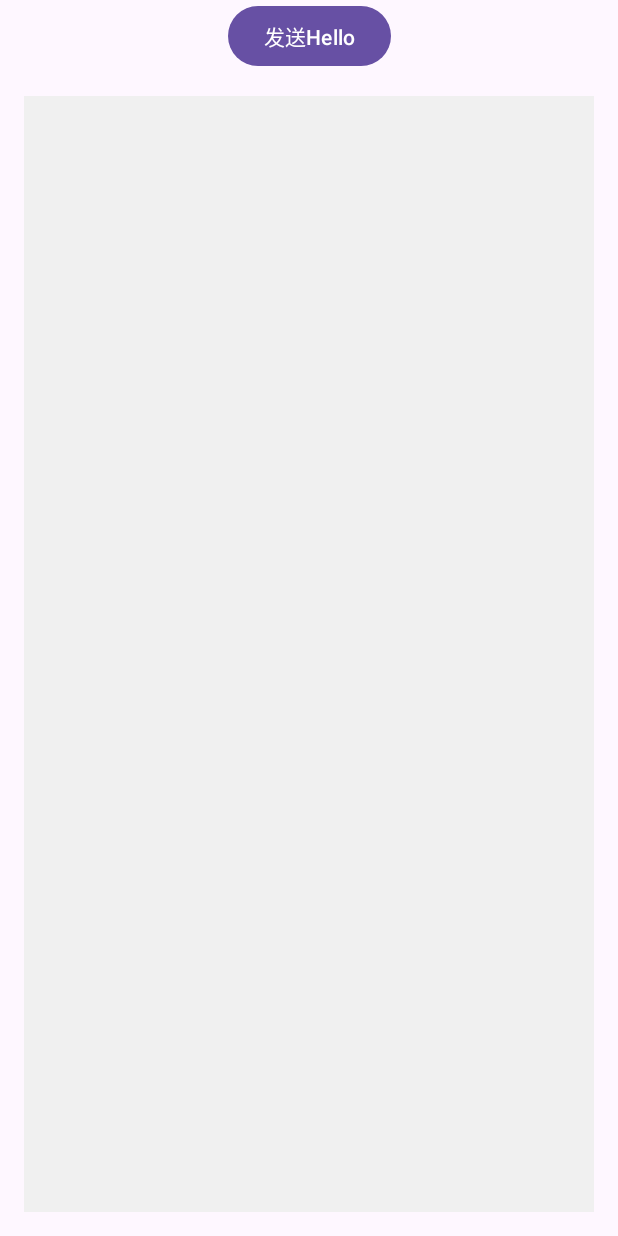
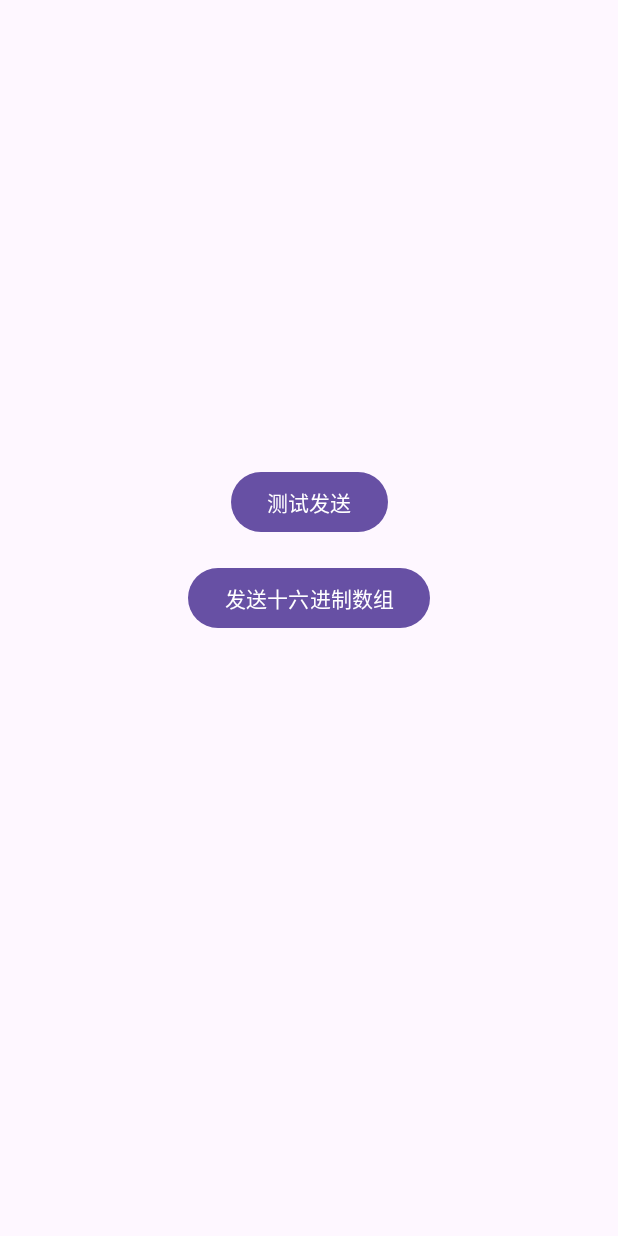
Before and after one commit to xinge0721/Sixteen-legged-robot, an Android app: the layout activity_main.xml on its own in the app's theme, with its tools: preview values and no code run, on a phone screen of 412 x 824 dp. Run offline under Robolectric (Android 15) with nearby library versions, the phone set to English and light mode, and no system bars.

```diff
--- a/anz/app/src/main/res/layout/activity_main.xml
+++ b/anz/app/src/main/res/layout/activity_main.xml
@@ -10,37 +10,21 @@
         android:id="@+id/send_button"
         android:layout_width="wrap_content"
         android:layout_height="wrap_content"
-        android:text="发送Hello"
-        app:layout_constraintBottom_toTopOf="@+id/scrollView"
+        android:text="测试发送"
+        app:layout_constraintBottom_toBottomOf="parent"
         app:layout_constraintLeft_toLeftOf="parent"
         app:layout_constraintRight_toRightOf="parent"
         app:layout_constraintTop_toTopOf="parent"
-        app:layout_constraintVertical_bias="0.3" />
+        app:layout_constraintVertical_bias="0.4" />
 
-    <ScrollView
-        android:id="@+id/scrollView"
-        android:layout_width="0dp"
-        android:layout_height="0dp"
-        android:layout_marginTop="16dp"
-        android:layout_marginStart="16dp"
-        android:layout_marginEnd="16dp"
-        android:layout_marginBottom="16dp"
-        android:background="#F0F0F0"
-        app:layout_constraintBottom_toBottomOf="parent"
-        app:layout_constraintEnd_toEndOf="parent"
-        app:layout_constraintStart_toStartOf="parent"
+    <Button
+        android:id="@+id/send_hex_button"
+        android:layout_width="wrap_content"
+        android:layout_height="wrap_content"
+        android:text="发送十六进制数组"
+        app:layout_constraintLeft_toLeftOf="parent"
+        app:layout_constraintRight_toRightOf="parent"
         app:layout_constraintTop_toBottomOf="@+id/send_button"
-        app:layout_constraintVertical_bias="0.7">
-
-        <TextView
-            android:id="@+id/log_text"
-            android:layout_width="match_parent"
-            android:layout_height="wrap_content"
-            android:padding="8dp"
-            android:textSize="12sp"
-            android:textColor="#000000"
-            android:fontFamily="monospace" />
-
-    </ScrollView>
+        android:layout_marginTop="16dp" />
 
 </androidx.constraintlayout.widget.ConstraintLayout>
```
Also changed, not shown: anz/app/src/main/java/com/example/myapplication/HttpClient.java (added, +273 -0 lines), anz/app/src/main/java/com/example/myapplication/MainActivity.java (+96 -154 lines).
